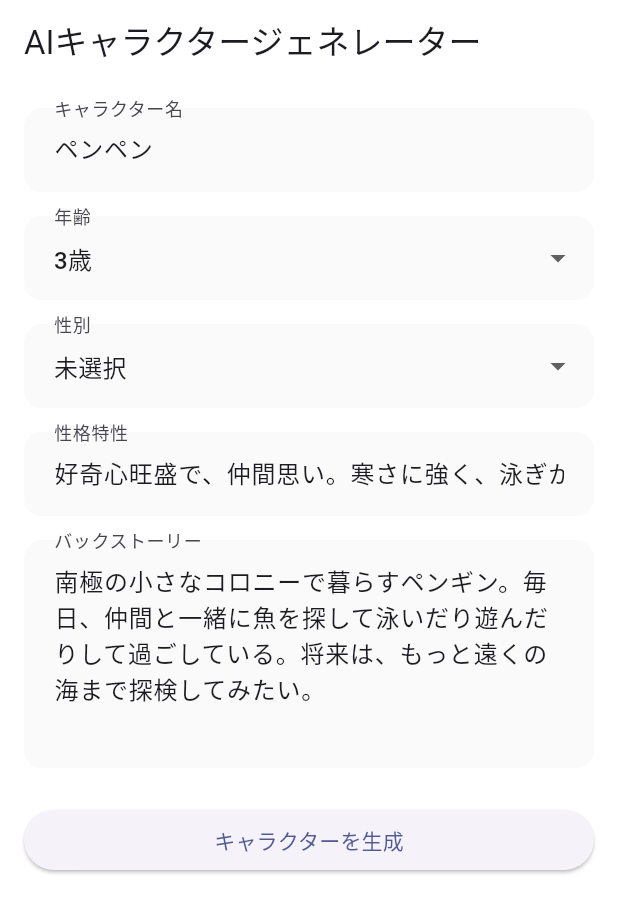
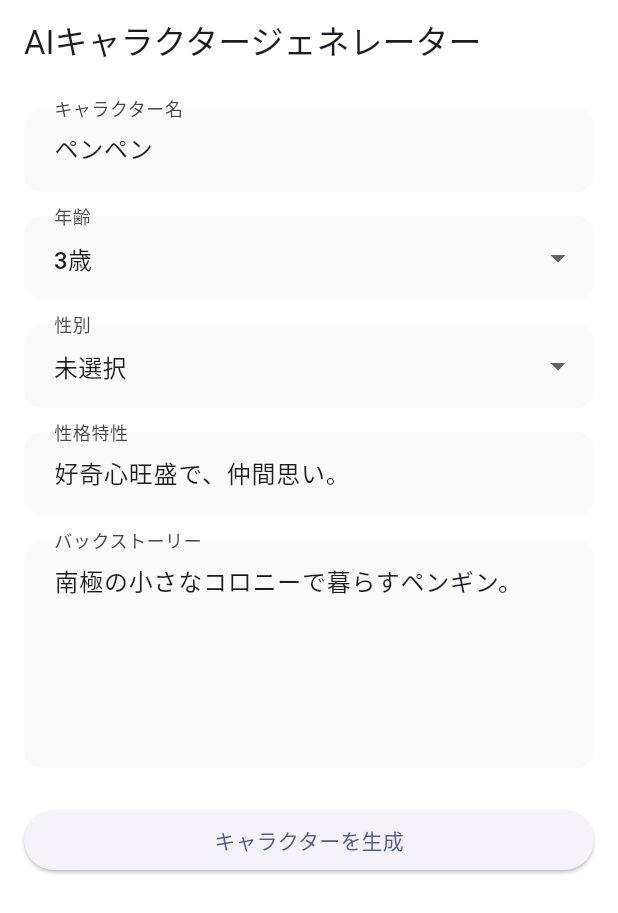
Before and after one commit to nozomi-koborinai/flutter-gakkai-07, a Flutter app: the CharacterInputPage screen opened directly, on a phone screen of 412 x 824 dp. Shown: the top 913 px of the screen. Run offline on Flutter 3.47's test engine with Material 3 defaults, Android fonts, the phone set to English and light mode, and no system bars; our stand-ins replace dio, firebase_auth, firebase_core, flutter_dotenv, flutter_riverpod, freezed_annotation; accounts and stored records are empty; generated files the repository leaves out were written again; network calls fail.

Commit message:
chore: 入力画面の初期値変更

```diff
--- a/lib/ui/character_input_page.dart
+++ b/lib/ui/character_input_page.dart
@@ -16,11 +16,10 @@ class _CharacterInputPageState extends ConsumerState<CharacterInputPage> {
   final _formKey = GlobalKey<FormState>();
   final _nameController = TextEditingController(text: 'ペンペン');
   final _personalityController = TextEditingController(
-    text: '好奇心旺盛で、仲間思い。寒さに強く、泳ぎが得意。少し臆病だけど、仲間と一緒なら勇気を出せる。',
+    text: '好奇心旺盛で、仲間思い。',
   );
   final _storyController = TextEditingController(
-    text:
-        '南極の小さなコロニーで暮らすペンギン。毎日、仲間と一緒に魚を探して泳いだり遊んだりして過ごしている。将来は、もっと遠くの海まで探検してみたい。',
+    text: '南極の小さなコロニーで暮らすペンギン。',
   );
   int _age = 3;
   String _gender = '未選択';
```
